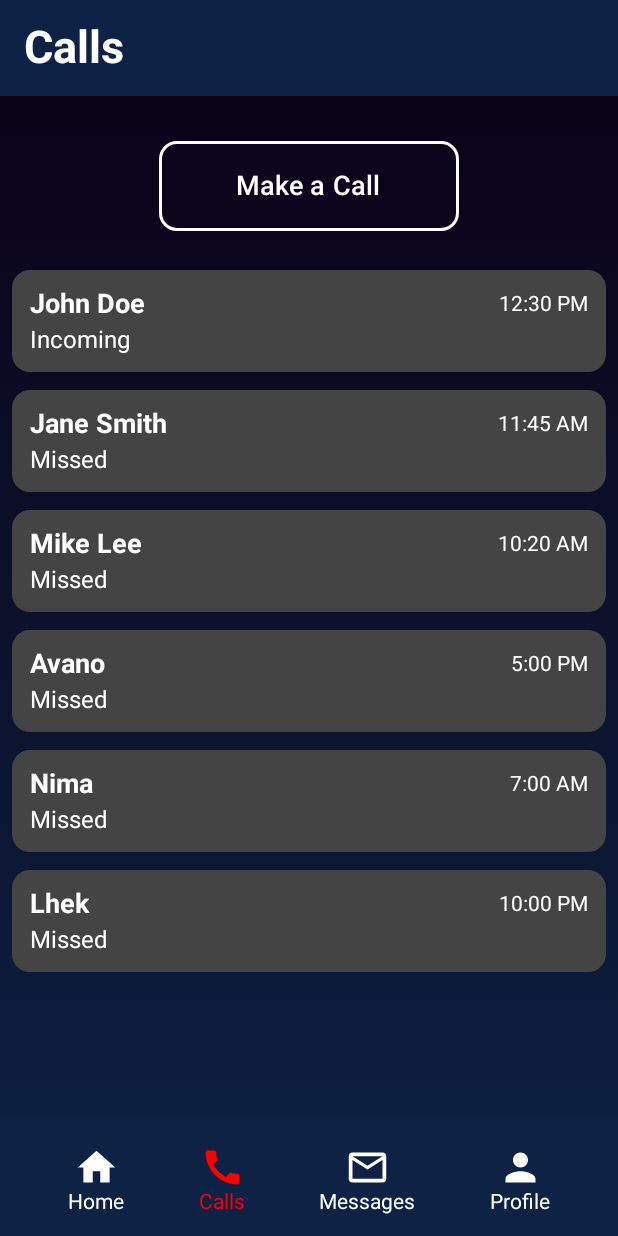
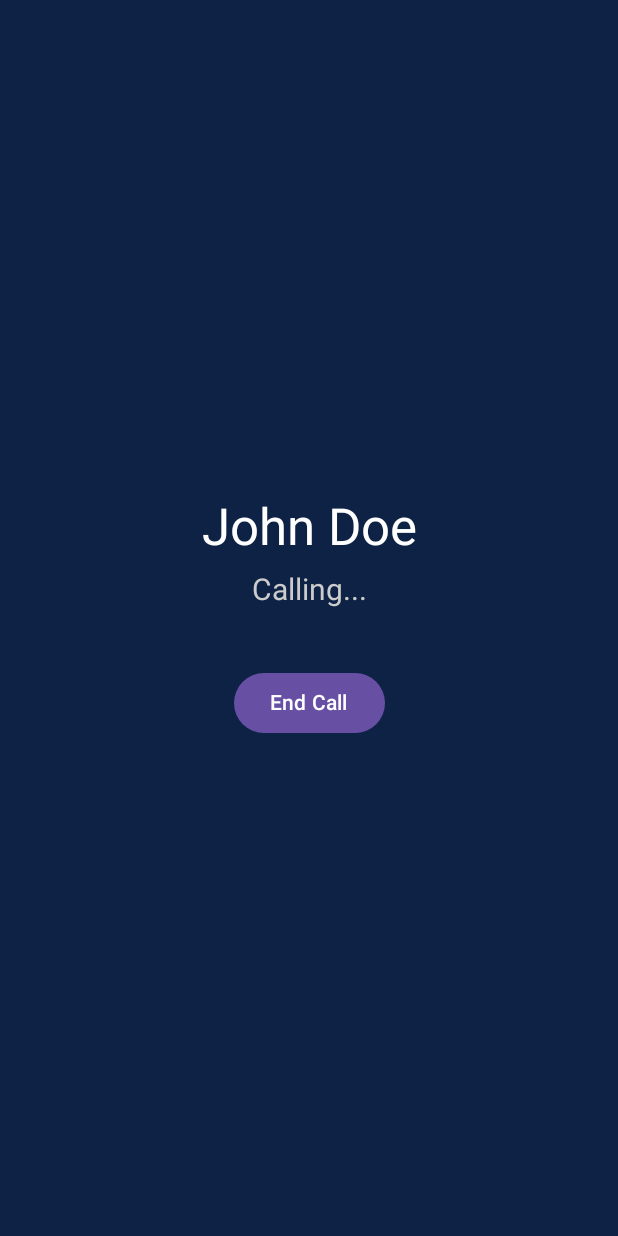
Before and after one commit to AvanoBerlingieri/COMP3074-G47-GroupProject, an Android app built with Jetpack Compose: the Call screen opened directly, with no data from a screen before it, after a tap on "John Doe", on a phone screen of 412 x 824 dp. Run offline under Robolectric (Android 15) with nearby library versions, the phone set to English and light mode, and no system bars.

Commit message:
finished call page

```diff
--- a/app/src/main/AndroidManifest.xml
+++ b/app/src/main/AndroidManifest.xml
@@ -34,6 +34,9 @@
             android:name=".ui.Call"
             android:exported="true" />
         <activity
+            android:name=".ui.OngoingCallActivity"
+            android:exported="true"/>
+        <activity
             android:name=".ui.Login"
             android:exported="true" />
         <activity
--- a/app/src/main/java/capstone/safeline/ui/Call.kt
+++ b/app/src/main/java/capstone/safeline/ui/Call.kt
@@ -36,16 +36,24 @@ class Call : ComponentActivity() {
 
     override fun onCreate(savedInstanceState: Bundle?) {
         super.onCreate(savedInstanceState)
+
         setContent {
             CallScreen(
                 callLog = callLog,
                 onMakeCallClick = {
-                    // TODO
+                    val intent = Intent(this, OngoingCallActivity::class.java)
+                    intent.putExtra("callerName", "Unknown")
+                    startActivity(intent)
+                },
+                onCallClick = { callerName ->
+                    val intent = Intent(this, OngoingCallActivity::class.java)
+                    intent.putExtra("callerName", callerName)
+                    startActivity(intent)
                 },
                 onNavigate = { destination ->
                     when (destination) {
                         "home" -> startActivity(Intent(this, Home::class.java))
-                        "calls" -> {}
+                        "calls" -> { }
                         "messages" -> startActivity(Intent(this, Chat::class.java))
                         "profile" -> startActivity(Intent(this, Profile::class.java))
                     }
@@ -59,6 +67,7 @@ class Call : ComponentActivity() {
 fun CallScreen(
     callLog: List<CallEntry>,
     onMakeCallClick: () -> Unit,
+    onCallClick: (String) -> Unit,
     onNavigate: (String) -> Unit
 ) {
     val backgroundBrush = Brush.verticalGradient(
@@ -66,7 +75,7 @@ fun CallScreen(
     )
 
     Scaffold(
-        topBar = { TopBar(title = "Calls")},
+        topBar = { TopBar(title = "Calls") },
         bottomBar = {
             BottomNavBar(
                 currentScreen = "calls",
@@ -107,9 +116,13 @@ fun CallScreen(
                 LazyColumn(
                     modifier = Modifier.fillMaxWidth(),
                     horizontalAlignment = Alignment.CenterHorizontally
-                ) {items(callLog) { call ->
-                    CallCard(call = call, onClick = {/* TODO */})
-                }
+                ) {
+                    items(callLog) { call ->
+                        CallCard(
+                            call = call,
+                            onClick = { onCallClick(call.name) }
+                        )
+                    }
                 }
             }
         }
--- /dev/null
+++ b/app/src/main/java/capstone/safeline/ui/OngoingCall.kt
@@ -0,0 +1,61 @@
+package capstone.safeline.ui
+
+import android.os.Bundle
+import androidx.activity.ComponentActivity
+import androidx.activity.compose.setContent
+import androidx.compose.foundation.background
+import androidx.compose.foundation.layout.*
+import androidx.compose.material3.Button
+import androidx.compose.material3.Text
+import androidx.compose.runtime.Composable
+import androidx.compose.ui.Alignment
+import androidx.compose.ui.Modifier
+import androidx.compose.ui.graphics.Color
+import androidx.compose.ui.unit.dp
+import androidx.compose.ui.unit.sp
+
+class OngoingCallActivity : ComponentActivity() {
+    override fun onCreate(savedInstanceState: Bundle?) {
+        super.onCreate(savedInstanceState)
+
+        val callerName = intent.getStringExtra("callerName") ?: "Unknown"
+
+        setContent {
+            CallingUI(callerName)
+        }
+    }
+}
+
+@Composable
+fun CallingUI(caller: String) {
+    Box(
+        modifier = Modifier
+            .fillMaxSize()
+            .background(Color(0xFF0D2244)),
+        contentAlignment = Alignment.Center
+    ) {
+        Column(
+            horizontalAlignment = Alignment.CenterHorizontally
+        ) {
+
+            Text(
+                text = caller,
+                fontSize = 34.sp,
+                color = Color.White
+            )
+            Spacer(modifier = Modifier.height(10.dp))
+
+            Text(
+                text = "Calling...",
+                fontSize = 20.sp,
+                color = Color.LightGray
+            )
+
+            Spacer(modifier = Modifier.height(40.dp))
+
+            Button(onClick = { /* hang up logic */ }) {
+                Text("End Call")
+            }
+        }
+    }
+}
```
